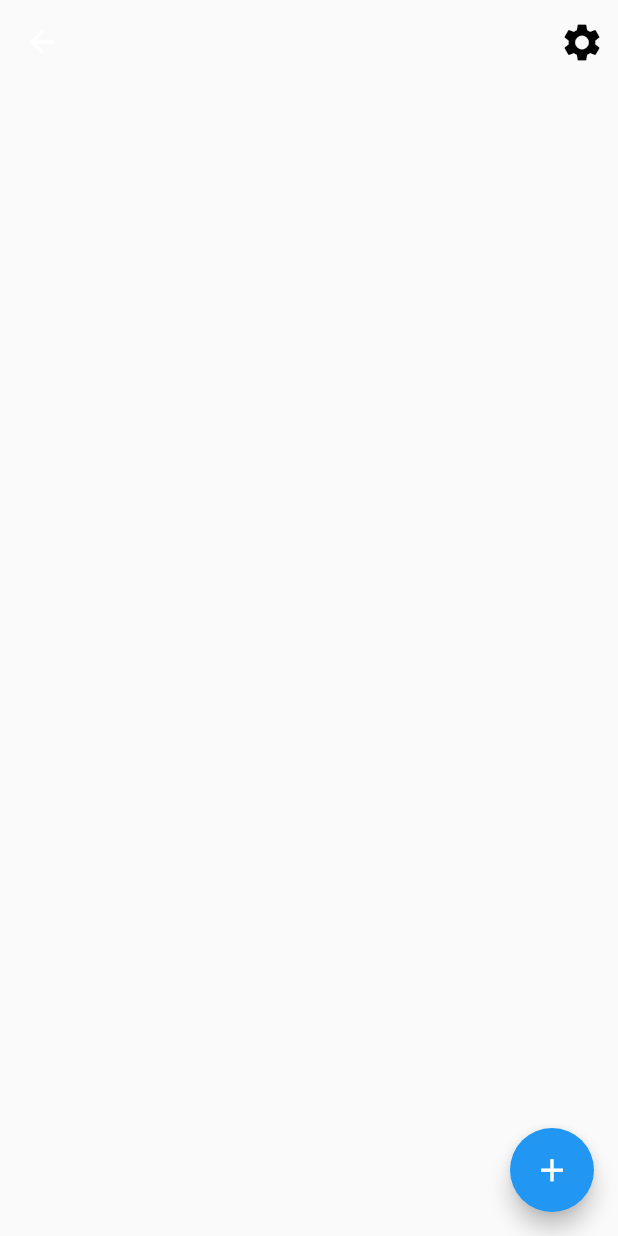
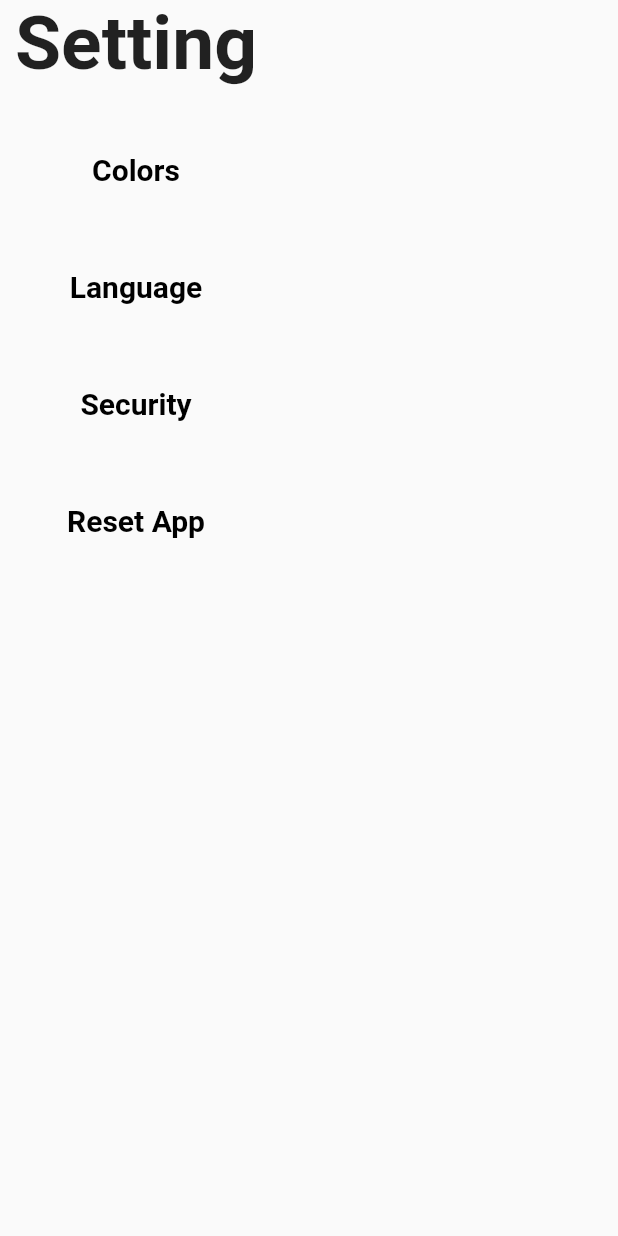
Before and after one commit to AungMyoThuOC/Finance, a Flutter app: the HomePage screen opened by its route, after a tap on the "settings" icon, on a phone screen of 412 x 824 dp. Run offline on Flutter 3.47's test engine with Material 2 defaults, Android fonts, the phone set to English and light mode, and no system bars; our stand-ins replace cloud_firestore, firebase_auth, firebase_core, flutter_easyloading, form_field_validator, shared_preferences; missing offline and left inert: dart:html; accounts and stored records are empty.

Commit message:
add setting

```diff
--- /dev/null
+++ b/lib/classes/languageApi.dart
@@ -0,0 +1,14 @@
+class Language {
+  final int id;
+  final String name;
+  final String languageCode;
+
+  Language(this.id, this.name, this.languageCode);
+
+  static List<Language> languageList() {
+    return <Language>[
+      Language(1, "English", "en"),
+      Language(2, "Myanmar", "my"),
+    ];
+  }
+}
--- a/lib/homepage.dart
+++ b/lib/homepage.dart
@@ -14,7 +14,9 @@ class _HomePageState extends State<HomePage> {
       appBar:
           AppBar(backgroundColor: Colors.transparent, elevation: 0.0, actions: [
         IconButton(
-          onPressed: () {},
+          onPressed: () {
+            Navigator.pushNamed(context, '/setting');
+          },
           // splashColor: Colors.transparent,
           highlightColor: Colors.transparent,
           splashRadius: 5,
--- a/lib/main.dart
+++ b/lib/main.dart
@@ -1,4 +1,7 @@
+// import 'package:finance/router/custom_router.dart';
 import 'package:finance/screen/register.dart';
+import 'package:finance/setting/language.dart';
+import 'package:finance/setting/setting.dart';
 import 'package:finance/tabbarPage/tabbar.dart';
 import 'package:flutter/material.dart';
 import 'package:firebase_core/firebase_core.dart';
@@ -9,6 +12,7 @@ import 'screen/login.dart';
 import 'tabbarPage/income.dart';
 import 'tabbarPage/outcome.dart';
 import 'package:flutter_easyloading/flutter_easyloading.dart';
+// import 'package:flutter_gen/gen_l10n/app_localizations.dart';
 // import 'verify.dart';
 
 void main() async {
@@ -26,6 +30,9 @@ class MyApp extends StatelessWidget {
   @override
   Widget build(BuildContext context) {
     return MaterialApp(
+      // localizationsDelegates: AppLocalizations.localizationsDelegates,
+      // supportedLocales: AppLocalizations.supportedLocales,
+      // onGenerateInitialRoutes: CustomRouter.generatedRoute,
       initialRoute: '/',
       routes: {
         '/': (context) => const GetStartPage(),
@@ -36,6 +43,8 @@ class MyApp extends StatelessWidget {
         '/tabbar': (context) => const TabBarPage(),
         '/income': (context) => const IncomePage(),
         '/outcome': (context) => const OutcomePage(),
+        '/setting': (context) => const SettingPage(),
+        '/language': (context) => const LanguagePage(),
       },
       debugShowCheckedModeBanner: false,
       title: 'Finance',
--- /dev/null
+++ b/lib/router/route_constant.dart
@@ -0,0 +1 @@
+const String homeRoute = "home";
--- a/lib/setting/setting.dart
+++ b/lib/setting/setting.dart
@@ -0,0 +1,85 @@
+import 'package:flutter/material.dart';
+
+class SettingPage extends StatefulWidget {
+  const SettingPage({Key? key}) : super(key: key);
+
+  @override
+  State<SettingPage> createState() => _SettingPageState();
+}
+
+class _SettingPageState extends State<SettingPage> {
+  @override
+  Widget build(BuildContext context) {
+    return Scaffold(
+      body: Container(
+        child: Padding(
+          padding: EdgeInsets.only(left: 10),
+          child: Column(
+            crossAxisAlignment: CrossAxisAlignment.center,
+            children: [
+              Text(
+                "Setting",
+                style: TextStyle(
+                  fontWeight: FontWeight.bold,
+                  fontSize: 50,
+                ),
+              ),
+              const SizedBox(
+                height: 30,
+              ),
+              TextButton(
+                  onPressed: () {},
+                  child: Text(
+                    "Colors",
+                    style: TextStyle(
+                        fontWeight: FontWeight.bold,
+                        fontSize: 20,
+                        color: Colors.black),
+                  )),
+              const SizedBox(
+                height: 30,
+              ),
+              TextButton(
+                  onPressed: () {
+                    Navigator.pushNamed(context, '/language');
+                  },
+                  child: Text(
+                    "Language",
+                    style: TextStyle(
+                        fontWeight: FontWeight.bold,
+                        fontSize: 20,
+                        color: Colors.black),
+                  )),
+              const SizedBox(
+                height: 30,
+              ),
+              TextButton(
+                  onPressed: () {},
+                  child: Text(
+                    "Security",
+                    style: TextStyle(
+                      fontWeight: FontWeight.bold,
+                      fontSize: 20,
+                      color: Colors.black,
+                    ),
+                  )),
+              const SizedBox(
+                height: 30,
+              ),
+              TextButton(
+                  onPressed: () {},
+                  child: Text(
+                    "Reset App",
+                    style: TextStyle(
+                      fontWeight: FontWeight.bold,
+                      fontSize: 20,
+                      color: Colors.black,
+                    ),
+                  )),
+            ],
+          ),
+        ),
+      ),
+    );
+  }
+}
--- a/pubspec.yaml
+++ b/pubspec.yaml
@@ -29,7 +29,8 @@ environment:
 dependencies:
   flutter:
     sdk: flutter
-
+  flutter_localizations: # Add this line
+    sdk: flutter         # Add this line
 
   # The following adds the Cupertino Icons font to your application.
   # Use with the CupertinoIcons class for iOS style icons.
@@ -42,6 +43,8 @@ dependencies:
   cloud_firestore: ^3.4.6
   flutter_spinkit: ^5.1.0
   flutter_easyloading: ^3.0.5
+  get: ^4.6.5
+  intl: ^0.17.0
   # form_field_validator: ^1.1.0
   # cool_dropdown: ^1.4.2
   # dropdown_button2: ^1.7.1
@@ -66,6 +69,7 @@ flutter:
   # The following line ensures that the Material Icons font is
   # included with your application, so that you can use the icons in
   # the material Icons class.
+  generate: true
   uses-material-design: true
 
   # To add assets to your application, add an assets section, like this:
```
Also changed, not shown: lib/classes/language_constants.dart (added, +36 -0 lines), lib/setting/language.dart (added, +78 -0 lines), lib/tabbarPage/outcome.dart (+11 -13 lines), lib/language/app_en.arb (added), lib/language/app_my.arb (added), lib/setting/security.dart (added), pubspec.lock.
